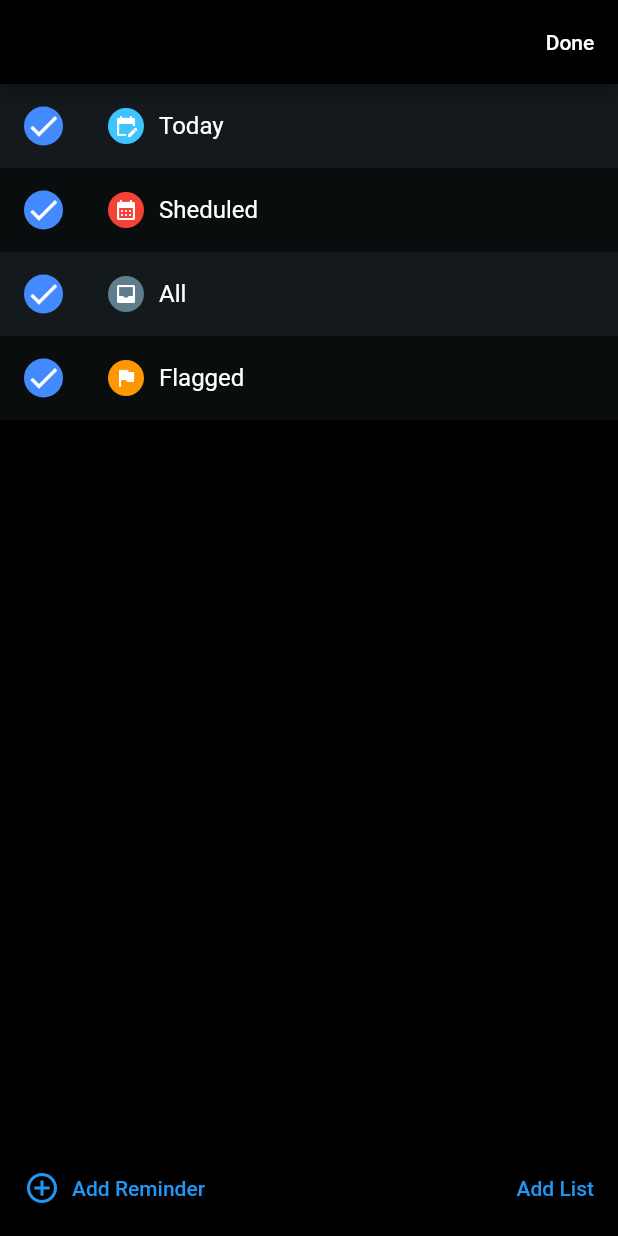
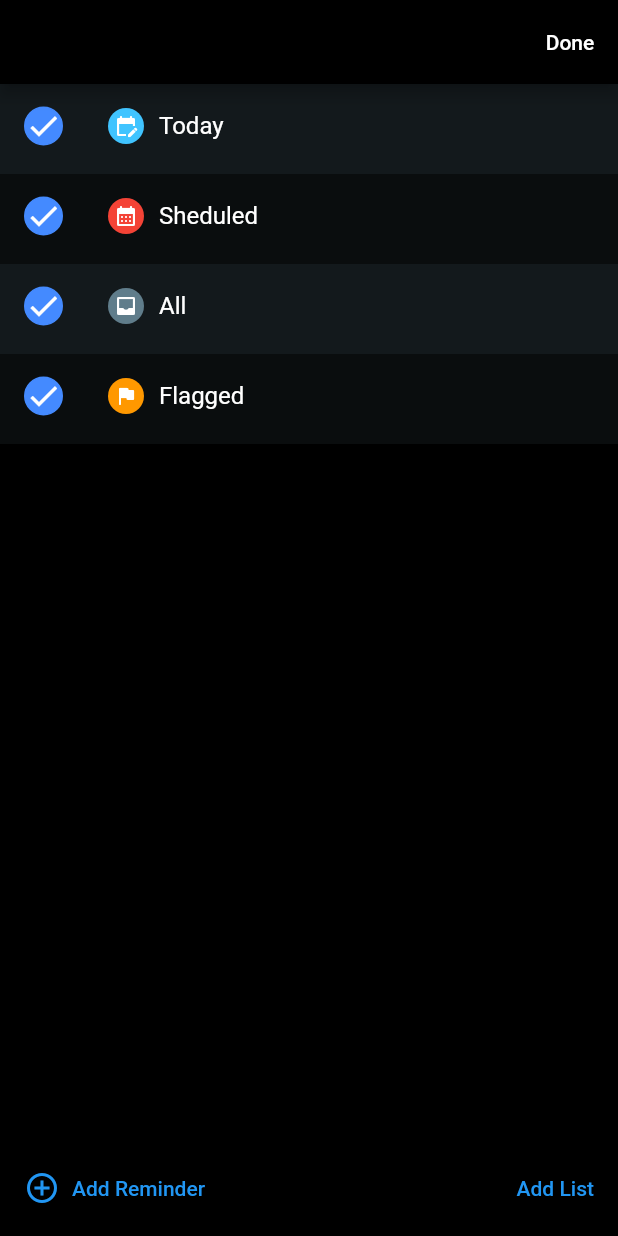
Before and after one commit to Moonbladez/flutter_reminder, a Flutter app: the screen it shows after launch, after a tap on "Edit", on a phone screen of 412 x 824 dp. Run offline on Flutter 3.47's test engine with Material 2 defaults, Android fonts, the phone set to English and light mode, and no system bars.

Commit message:
animated between the screens

```diff
--- a/lib/screens/home/category_grid.dart
+++ b/lib/screens/home/category_grid.dart
@@ -17,6 +17,7 @@ class CategoryGrid extends StatelessWidget {
       crossAxisCount: 2,
       mainAxisSpacing: 8,
       padding: const EdgeInsets.all(8),
+      shrinkWrap: true,
       children: categories
           .map(
             (category) => Container(
--- a/lib/screens/home/category_list.dart
+++ b/lib/screens/home/category_list.dart
@@ -2,6 +2,8 @@ import 'package:flutter/material.dart';
 import 'package:reminders/models/category.dart';
 
 import 'package:reminders/models/category_collection.dart';
+
+const LIST_ITEM_HEIGHT = 60.0;
 
 class CategoryList extends StatefulWidget {
   const CategoryList({super.key, required this.categoryCollection});
@@ -18,19 +20,25 @@ class _CategoryListState extends State<CategoryList> {
 
   @override
   Widget build(BuildContext context) {
-    return ReorderableListView.builder(
+    return SizedBox(
+      height: LIST_ITEM_HEIGHT * widget.categoryCollection.categories.length,
+      child: ReorderableListView.builder(
         itemCount: widget.categoryCollection.categories.length,
         itemBuilder: (BuildContext context, int index) {
           final Category category = widget.categoryCollection.categories[index];
-        return ListTile(
+          return SizedBox(
             key: UniqueKey(),
+            height: LIST_ITEM_HEIGHT,
+            child: ListTile(
               leading: Container(
                 decoration: BoxDecoration(
                     border: Border.all(
-                    color:
-                        category.isChecked ? Colors.blueAccent : Colors.grey),
-                color:
-                    category.isChecked ? Colors.blueAccent : Colors.transparent,
+                        color: category.isChecked
+                            ? Colors.blueAccent
+                            : Colors.grey),
+                    color: category.isChecked
+                        ? Colors.blueAccent
+                        : Colors.transparent,
                     shape: BoxShape.circle),
                 child: Icon(
                   Icons.check,
@@ -38,9 +46,11 @@ class _CategoryListState extends State<CategoryList> {
                 ),
               ),
               onTap: () {
-            setState(() {
+                setState(
+                  () {
                     category.toggleCheckbox();
-            });
+                  },
+                );
               },
               title: Row(
                 children: [
@@ -50,6 +60,7 @@ class _CategoryListState extends State<CategoryList> {
                 ],
               ),
               tileColor: index.isEven ? _evenColor : _oddColor,
+            ),
           );
         },
         onReorder: (int oldIndex, int newIndex) {
@@ -64,6 +75,7 @@ class _CategoryListState extends State<CategoryList> {
             },
           );
         },
+      ),
     );
   }
 }
--- a/lib/screens/home/home_screen.dart
+++ b/lib/screens/home/home_screen.dart
@@ -44,13 +44,17 @@ class _HomeScreenState extends State<HomeScreen> {
         crossAxisAlignment: CrossAxisAlignment.center,
         children: [
           Expanded(
-              child: layoutType == Layout.grid
-                  ? CategoryGrid(
-                      categories: categoryCollection.selectedCategories,
-                    )
-                  : CategoryList(categoryCollection: categoryCollection)
-              // : CategoryList(categoryCollection: categoryCollection),
+            child: AnimatedCrossFade(
+              duration: const Duration(milliseconds: 500),
+              crossFadeState: layoutType == Layout.grid
+                  ? CrossFadeState.showFirst
+                  : CrossFadeState.showSecond,
+              firstChild: CategoryGrid(
+                categories: categoryCollection.selectedCategories,
               ),
+              secondChild: CategoryList(categoryCollection: categoryCollection),
+            ),
+          ),
           const Footer()
         ],
       ),
```
Lines whose indentation alone changed are shown as unchanged.
